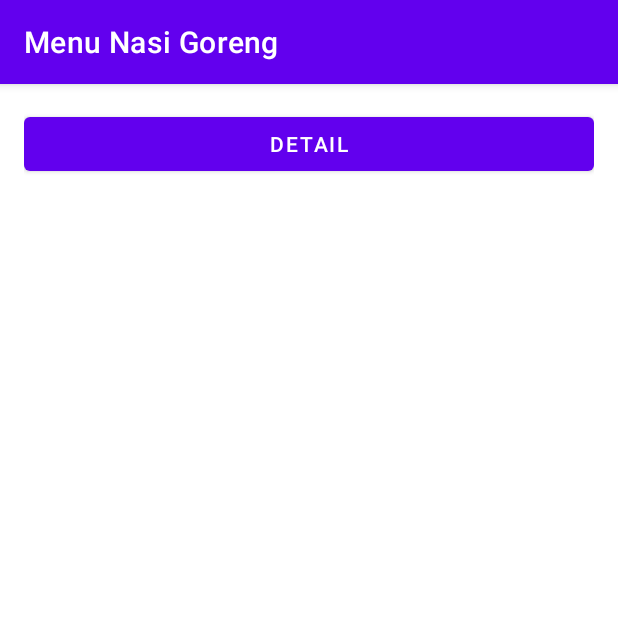
After one commit to naverlyn/Penjualan_Nasi_Goreng, an Android app: the NonExistence screen opened directly, with no data from a screen before it, on a phone screen of 412 x 824 dp, the top half of it. The commit adds this screen. Run offline under Robolectric (Android 15) with nearby library versions, the phone set to English and light mode, and no system bars.

Commit message:
masalah di button

```diff
--- a/app/src/main/AndroidManifest.xml
+++ b/app/src/main/AndroidManifest.xml
@@ -9,6 +9,8 @@
         android:roundIcon="@mipmap/ic_launcher_round"
         android:supportsRtl="true"
         android:theme="@style/Theme.NasiGoreng">
+        <activity android:name=".NonExistence"></activity>
+        <activity android:name=".NasiGorengDetail" />
         <activity android:name=".MainActivity">
             <intent-filter>
                 <action android:name="android.intent.action.MAIN" />
--- /dev/null
+++ b/app/src/main/java/com/penjualan/nasigoreng/NonExistence.java
@@ -0,0 +1,16 @@
+package com.penjualan.nasigoreng;
+
+import androidx.appcompat.app.AppCompatActivity;
+
+import android.os.Bundle;
+import android.view.View;
+import android.widget.Button;
+
+public class NonExistence extends AppCompatActivity{
+
+    @Override
+    protected void onCreate(Bundle savedInstanceState) {
+        super.onCreate(savedInstanceState);
+        setContentView(R.layout.activity_non_existence);
+    }
+}
--- /dev/null
+++ b/app/src/main/res/layout/activity_non_existence.xml
@@ -0,0 +1,15 @@
+<?xml version="1.0" encoding="utf-8"?>
+<LinearLayout xmlns:android="http://schemas.android.com/apk/res/android"
+    xmlns:tools="http://schemas.android.com/tools"
+    android:layout_width="match_parent"
+    android:layout_height="match_parent"
+    android:orientation="vertical"
+    android:padding="16dp">
+
+    <Button
+        android:id="@+id/asdfg"
+        android:layout_width="match_parent"
+        android:layout_height="wrap_content"
+        android:layout_marginBottom="16dp"
+        android:text="@string/detail" />
+</LinearLayout>
--- a/app/src/main/res/layout/item_row_nasi_goreng.xml
+++ b/app/src/main/res/layout/item_row_nasi_goreng.xml
@@ -39,6 +39,12 @@
             android:ellipsize="end"
             android:maxLines="2"
             tools:text="@string/detail"/>
+        <Button
+            android:id="@+id/btn_detail_move"
+            android:layout_width="match_parent"
+            android:layout_height="wrap_content"
+            android:layout_marginBottom="10dp"
+            android:text="@string/detail"/>
     </LinearLayout>
 
 </LinearLayout>
```
Also changed, not shown: app/src/main/java/com/penjualan/nasigoreng/MainActivity.java (+21 -2 lines), app/src/main/java/com/penjualan/nasigoreng/NasiGorengDetail.java (added, +36 -0 lines).
